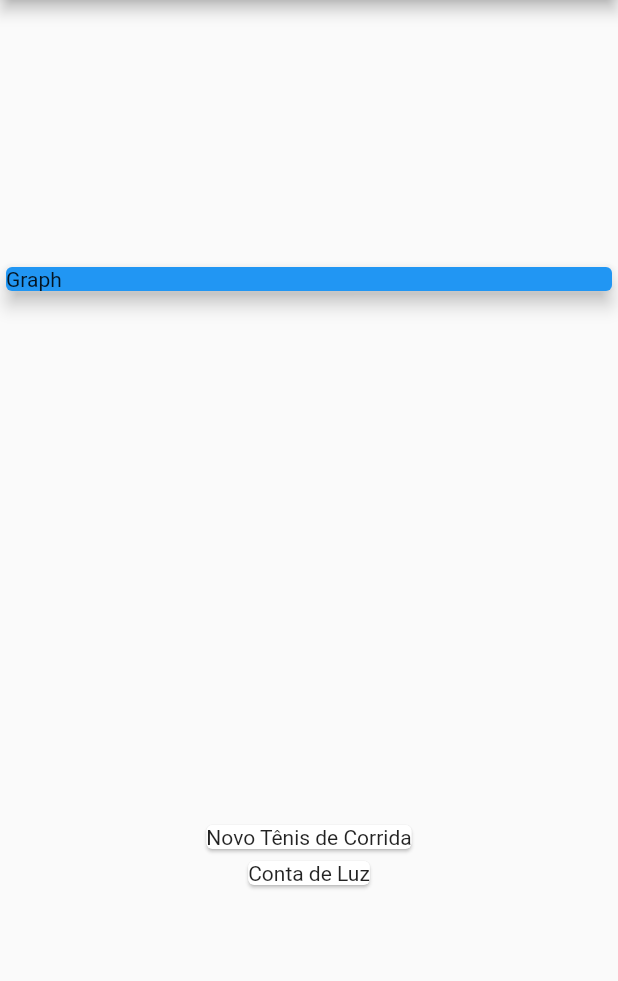
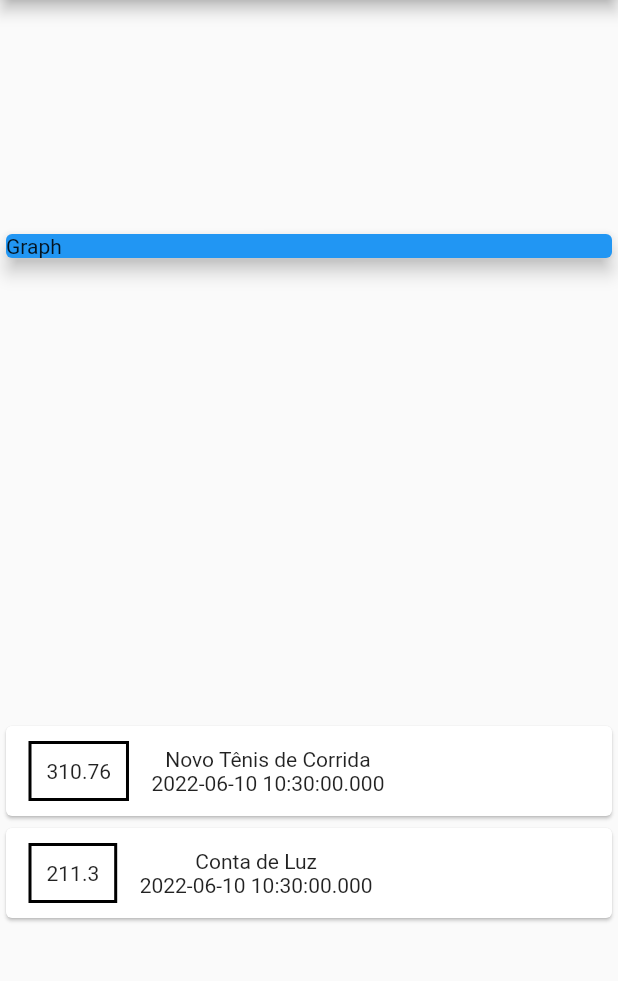
Before and after one commit to arthurrossibr/flutter-despesas, a Flutter app: the screen it shows after launch, on a phone screen of 412 x 824 dp, the part 84-1065 px from its top. Run offline on Flutter 3.47's test engine with Material 2 defaults, Android fonts, the light colour scheme and no system bars.

Commit message:
Add transactions to list

```diff
--- a/lib/main.dart
+++ b/lib/main.dart
@@ -46,7 +46,32 @@
             children: <Widget>[
               ..._transactions.map((tr) {
                 return Card(
-                  child: Text(tr.title),
+                  child: Row(
+                    children: [
+                      Container(
+                        margin: const EdgeInsets.symmetric(
+                          horizontal: 15,
+                          vertical: 10,
+                        ),
+                        decoration: BoxDecoration(
+                          border: Border.all(
+                            color: Colors.black,
+                            width: 2,
+                          ),
+                        ),
+                        padding: const EdgeInsets.all(10),
+                        child: Text(
+                          tr.value.toString()
+                        ),
+                      ),
+                      Column(
+                        children: [
+                          Text(tr.title),
+                          Text(tr.date.toString()),
+                        ],
+                      )
+                    ],
+                  ),
                 );
               }).toList()
             ],
```
